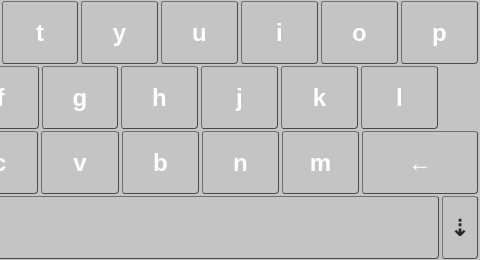
drradwan/Qin, file src/QVirtualKeyboard.ui: the form before one commit; both pictures show x 320 to 800 and y 0 to 260 of the 800 by 260 pixel window.
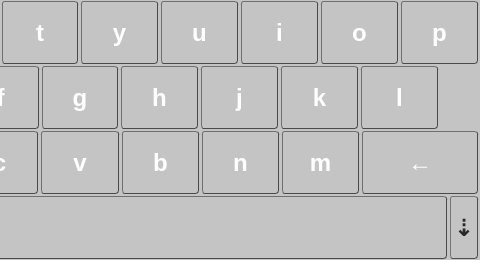
The form after the commit.

Patch:
```diff
--- a/src/QVirtualKeyboard.ui
+++ b/src/QVirtualKeyboard.ui
@@ -1029,7 +1029,7 @@
           </size>
          </property>
          <property name="text">
-          <string> ⇣ </string>
+          <string>⇣</string>
          </property>
         </widget>
        </item>
```
